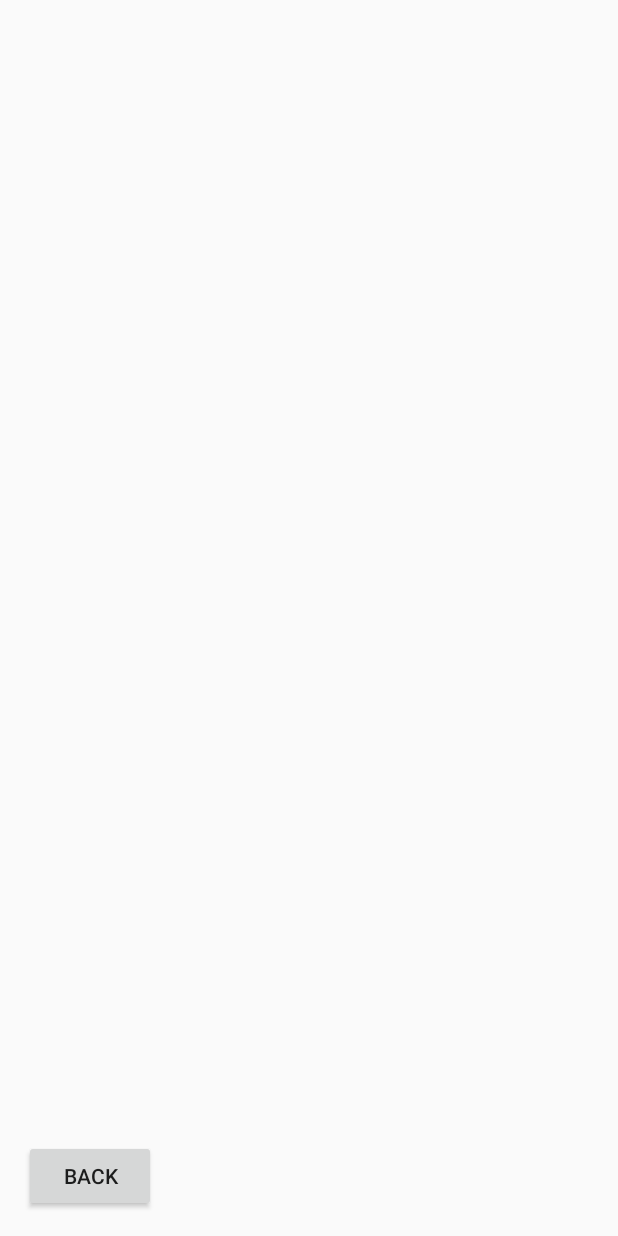
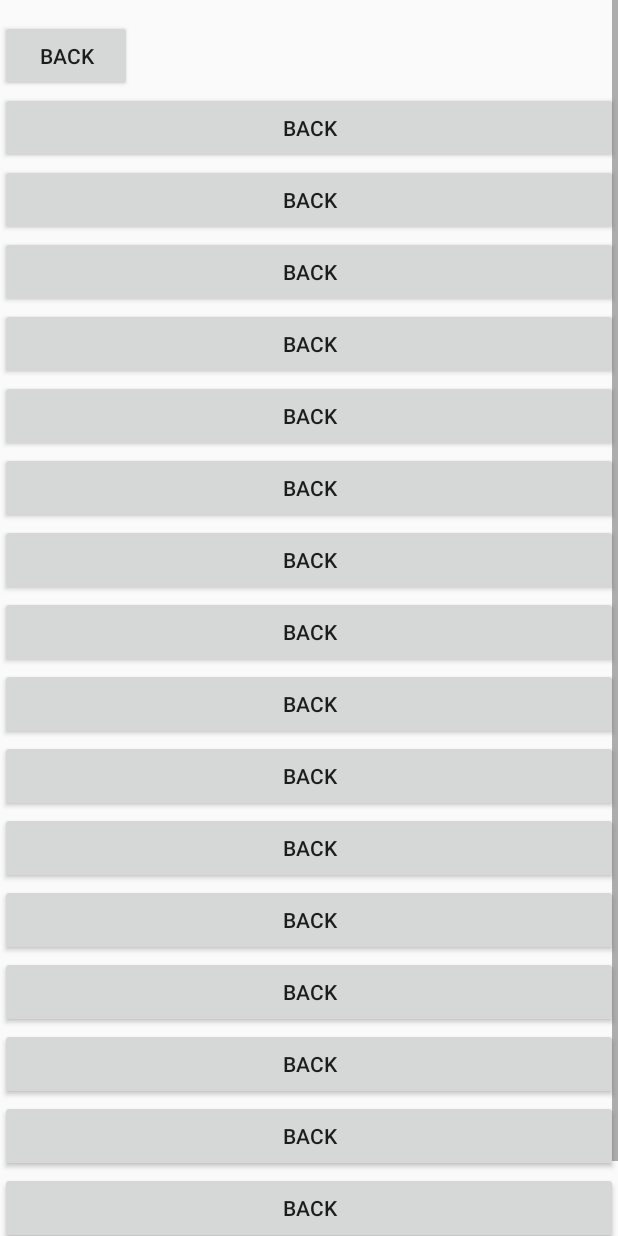
Before and after one commit to AdamHolbert/Adventures, an Android app: the CreditsActivity screen opened directly, with no data from a screen before it, on a phone screen of 412 x 824 dp. Run offline under Robolectric (Android 15) with nearby library versions, the phone set to English and light mode, and no system bars.

Commit message:
Added Scrolling

```diff
--- a/app/src/main/res/layout/activity_credits.xml
+++ b/app/src/main/res/layout/activity_credits.xml
@@ -1,18 +1,93 @@
 <?xml version="1.0" encoding="utf-8"?>
-<android.support.constraint.ConstraintLayout xmlns:android="http://schemas.android.com/apk/res/android"
+<android.widget.ScrollView xmlns:android="http://schemas.android.com/apk/res/android"
     xmlns:app="http://schemas.android.com/apk/res-auto"
     xmlns:tools="http://schemas.android.com/tools"
     android:layout_width="match_parent"
     android:layout_height="match_parent"
     tools:context=".CreditsActivity">
-
+<LinearLayout
+    android:orientation="vertical"
+    android:layout_width="match_parent"
+    android:layout_height="match_parent">
     <Button
         android:id="@+id/backbutton"
         android:layout_width="wrap_content"
         android:layout_height="wrap_content"
-        android:layout_marginBottom="16dp"
-        android:layout_marginStart="16dp"
+        android:layout_alignParentTop="true"
+        android:layout_centerHorizontal="true"
+        android:layout_marginTop="13dp"
         android:text="Back"
         app:layout_constraintBottom_toBottomOf="parent"
         app:layout_constraintStart_toStartOf="parent" />
-</android.support.constraint.ConstraintLayout>
+    <Button
+        android:layout_width="match_parent"
+        android:layout_height="wrap_content"
+        android:text="Back" />
+    <Button
+        android:layout_width="match_parent"
+        android:layout_height="wrap_content"
+        android:text="Back" />
+    <Button
+        android:layout_width="match_parent"
+        android:layout_height="wrap_content"
+        android:text="Back" />
+    <Button
+        android:layout_width="match_parent"
+        android:layout_height="wrap_content"
+        android:text="Back" />
+    <Button
+        android:layout_width="match_parent"
+        android:layout_height="wrap_content"
+        android:text="Back" />
+    <Button
+        android:layout_width="match_parent"
+        android:layout_height="wrap_content"
+        android:text="Back" />
+    <Button
+        android:layout_width="match_parent"
+        android:layout_height="wrap_content"
+        android:text="Back" />
+    <Button
+        android:layout_width="match_parent"
+        android:layout_height="wrap_content"
+        android:text="Back" />
+    <Button
+        android:layout_width="match_parent"
+        android:layout_height="wrap_content"
+        android:text="Back" />
+    <Button
+        android:layout_width="match_parent"
+        android:layout_height="wrap_content"
+        android:text="Back" />
+    <Button
+        android:layout_width="match_parent"
+        android:layout_height="wrap_content"
+        android:text="Back" />
+    <Button
+        android:layout_width="match_parent"
+        android:layout_height="wrap_content"
+        android:text="Back" />
+    <Button
+        android:layout_width="match_parent"
+        android:layout_height="wrap_content"
+        android:text="Back" />v
+    <Button
+        android:layout_width="match_parent"
+        android:layout_height="wrap_content"
+        android:text="Back" />
+    <Button
+        android:layout_width="match_parent"
+        android:layout_height="wrap_content"
+        android:text="Back" />
+    <Button
+        android:layout_width="match_parent"
+        android:layout_height="wrap_content"
+        android:text="Back" />
+    <Button
+        android:layout_width="match_parent"
+        android:layout_height="wrap_content"
+        android:text="Back" />
+
+
+</LinearLayout>
+</android.widget.ScrollView>
```
